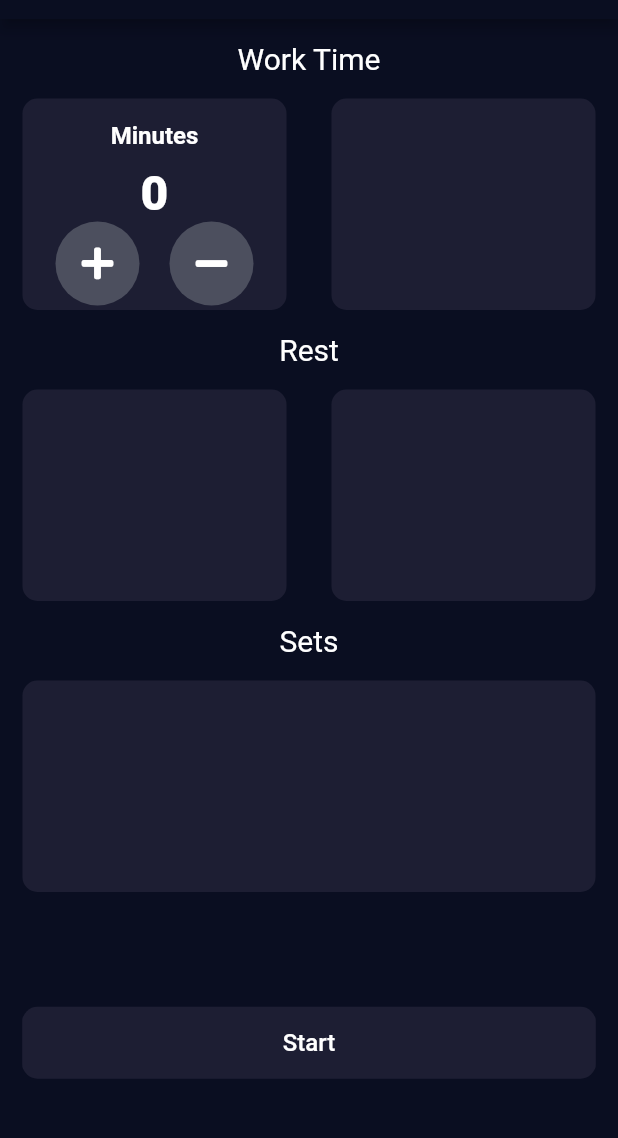
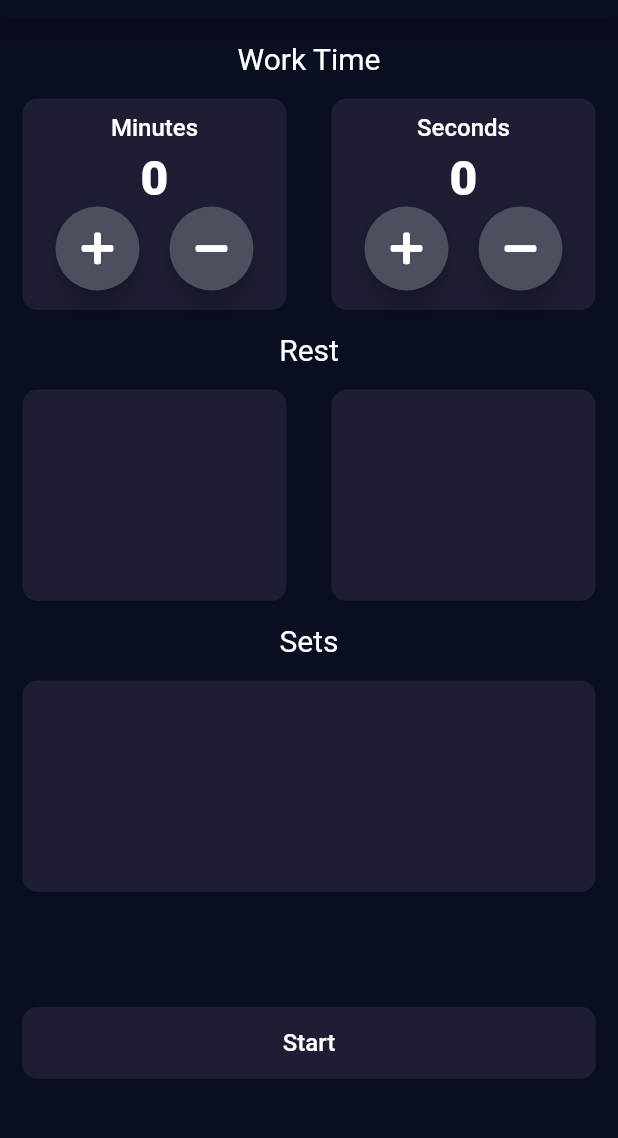
Before and after one commit to Arslanbutt/Ticker, a Flutter app: the screen it shows after launch, on a phone screen of 412 x 824 dp, the part 65-1203 px from its top. Run offline on Flutter 3.47's test engine with Material 2 defaults, Android fonts, the phone set to English and light mode, and no system bars; our stand-ins replace font_awesome_flutter.

Commit message:
Complete button and card design and implement base function on which further checks will be added

```diff
--- a/lib/input.dart
+++ b/lib/input.dart
@@ -1,8 +1,7 @@
 import 'package:flutter/material.dart';
 import 'reusable_card.dart';
 import 'package:ticker/reusable_text.dart';
-import 'round_icon_button.dart';
-import 'package:font_awesome_flutter/font_awesome_flutter.dart';
+import 'package:ticker/reusable_column.dart';
 
 class Input extends StatefulWidget {
   Input({Key key, this.title}) : super(key: key);
@@ -36,41 +35,41 @@ class _InputState extends State<Input> {
                   Expanded(
                     child: ReusableCard(
                       color: Color(0XFF1D1E33),
-                      cardChild: Column(
-                        children: [
-                          ReusableText(
-                            title: "Minutes",
-                            fontSize: 16.0,
-                            marginTop: 15.0,
-                            fontWeight: FontWeight.w600,
-                          ),
-                          ReusableText(
-                            title: minutes.toString(),
-                            fontSize: 32.0,
-                            fontWeight: FontWeight.w900,
-                            marginTop: 10.0,
-                          ),
-                          Row(
-                            mainAxisAlignment: MainAxisAlignment.center,
-                            children: [
-                              RoundIconButton(
-                                icon: (FontAwesomeIcons.plus),
-                              ),
-                              SizedBox(
-                                width: 20.0,
-                              ),
-                              RoundIconButton(
-                                icon: (FontAwesomeIcons.minus),
-                              ),
-                            ],
-                          ),
-                        ],
+                      cardChild: ReusableColumn(
+                        titleText: "Minutes",
+                        time: minutes,
+                        onPressedMinus: () {
+                          setState(() {
+                            minutes--;
+                          });
+                        },
+                        onPressedAdd: () {
+                          setState(() {
+                            minutes++;
+                          });
+                        },
                       ),
                     ),
                   ),
                   Expanded(
                     flex: 1,
-                    child: ReusableCard(color: Color(0XFF1D1E33)),
+                    child: ReusableCard(
+                      color: Color(0XFF1D1E33),
+                      cardChild: ReusableColumn(
+                        titleText: "Seconds",
+                        time: seconds,
+                        onPressedMinus: () {
+                          setState(() {
+                            seconds--;
+                          });
+                        },
+                        onPressedAdd: () {
+                          setState(() {
+                            seconds++;
+                          });
+                        },
+                      ),
+                    ),
                   ),
                 ],
               ),
--- /dev/null
+++ b/lib/reusable_column.dart
@@ -0,0 +1,50 @@
+import 'package:flutter/material.dart';
+import 'package:font_awesome_flutter/font_awesome_flutter.dart';
+import 'package:ticker/reusable_text.dart';
+import 'package:ticker/round_icon_button.dart';
+
+class ReusableColumn extends StatelessWidget {
+  ReusableColumn(
+      {this.titleText, this.time, this.onPressedAdd, this.onPressedMinus});
+
+  final String titleText;
+  final int time;
+  final Function onPressedAdd;
+  final Function onPressedMinus;
+
+  @override
+  Widget build(BuildContext context) {
+    return Column(
+      children: [
+        ReusableText(
+          title: titleText,
+          fontSize: 16.0,
+          marginTop: 10.0,
+          fontWeight: FontWeight.w500,
+        ),
+        ReusableText(
+          title: time.toString(),
+          fontSize: 32.0,
+          fontWeight: FontWeight.w900,
+          marginTop: 5.0,
+        ),
+        Row(
+          mainAxisAlignment: MainAxisAlignment.center,
+          children: [
+            RoundIconButton(
+              icon: (FontAwesomeIcons.plus),
+              onPressed: onPressedAdd,
+            ),
+            SizedBox(
+              width: 20.0,
+            ),
+            RoundIconButton(
+              icon: (FontAwesomeIcons.minus),
+              onPressed: onPressedMinus,
+            ),
+          ],
+        ),
+      ],
+    );
+  }
+}
--- a/lib/round_icon_button.dart
+++ b/lib/round_icon_button.dart
@@ -3,13 +3,14 @@ import 'package:font_awesome_flutter/font_awesome_flutter.dart';
 
 class RoundIconButton extends StatelessWidget {
   final IconData icon;
-  RoundIconButton({@required this.icon});
+  final Function onPressed;
+  RoundIconButton({@required this.icon, this.onPressed});
 
   @override
   Widget build(BuildContext context) {
     return RawMaterialButton(
       child: FaIcon(icon),
-      onPressed: null,
+      onPressed: onPressed,
       constraints: BoxConstraints.tightFor(
         height: 56.0,
         width: 56.0,
```
